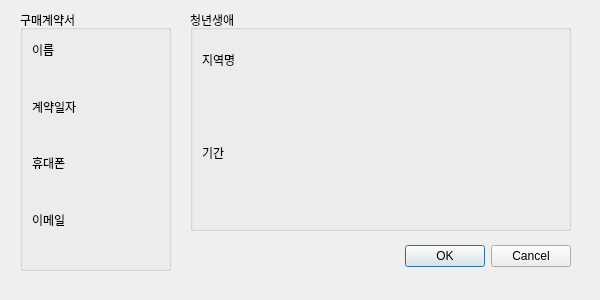
Before: the Qt Designer form ui/gemini_results_dialog.ui in Glen-Lee-glitch/new_viewer, drawn with Qt 5.
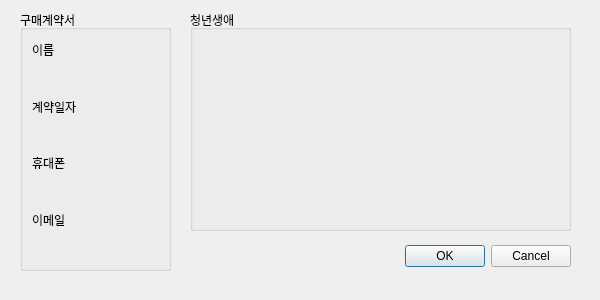
After: the same form once the commit is applied.

Commit message:
refactor: 청년생애 정보 보여지는 방식 변경
- 매칭이 되어서 쌍으로 [지역명, 기간]이 보여지도록

Patch:
```diff
--- a/ui/gemini_results_dialog.ui
+++ b/ui/gemini_results_dialog.ui
@@ -114,31 +114,7 @@
    </property>
    <layout class="QVBoxLayout" name="verticalLayout_2">
     <item>
-     <widget class="QLabel" name="label_5">
-      <property name="text">
-       <string>지역명</string>
-      </property>
-     </widget>
-    </item>
-    <item>
-     <widget class="QLabel" name="local_name_label">
-      <property name="text">
-       <string/>
-      </property>
-      <property name="wordWrap">
-       <bool>true</bool>
-      </property>
-     </widget>
-    </item>
-    <item>
-     <widget class="QLabel" name="label_6">
-      <property name="text">
-       <string>기간</string>
-      </property>
-     </widget>
-    </item>
-    <item>
-     <widget class="QLabel" name="range_date_label">
+     <widget class="QLabel" name="youth_data_label">
       <property name="text">
        <string/>
       </property>
```
The commit also changes 1 other file.
